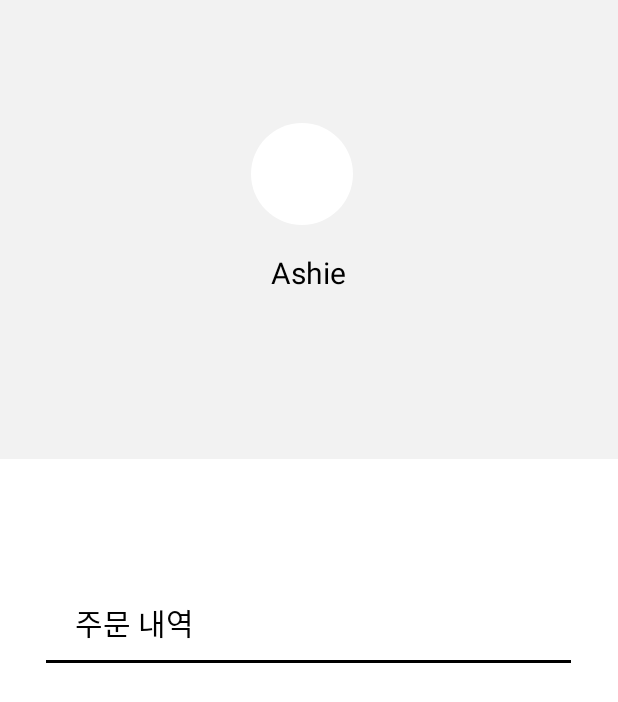
After one commit to ashlovesliitea/TraceAppProject_Daram, an Android app: the layout x_9.xml on its own in the app's theme, with its tools: preview values and no code run, on a phone screen of 412 x 824 dp. The commit adds this screen. Shown: the top 702 px of the screen. Run offline under Robolectric (Android 15) with nearby library versions, the phone set to English and light mode, and no system bars.

Commit message:
X_9 Layout

```diff
--- a/app/src/main/AndroidManifest.xml
+++ b/app/src/main/AndroidManifest.xml
@@ -8,7 +8,7 @@
         android:label="@string/app_name"
         android:roundIcon="@mipmap/ic_launcher_round"
         android:supportsRtl="true"
-        android:theme="@style/Theme.TraceAppProject_Daram">
+        android:theme="@style/Theme.AppCompat.NoActionBar">
         <activity android:name=".MainActivity">
             <intent-filter>
                 <action android:name="android.intent.action.MAIN" />
--- /dev/null
+++ b/app/src/main/res/drawable-v24/x9_ellipse_22.xml
@@ -0,0 +1,22 @@
+<vector
+    xmlns:android="http://schemas.android.com/apk/res/android"
+    android:width="68dp"
+    android:height="68dp"
+    android:viewportWidth="68"
+    android:viewportHeight="68"
+    >
+
+    <group>
+
+        <clip-path
+            android:pathData="M68 34C68 52.7777 52.7777 68 34 68C15.2223 68 0 52.7777 0 34C0 15.2223 15.2223 0 34 0C52.7777 0 68 15.2223 68 34Z"
+            />
+
+        <path
+            android:pathData="M0 0V68H68V0"
+            android:fillColor="#FFFFFF"
+            />
+
+    </group>
+
+</vector>
--- /dev/null
+++ b/app/src/main/res/drawable-v24/x9_rectangle_3.xml
@@ -0,0 +1,22 @@
+<vector
+    xmlns:android="http://schemas.android.com/apk/res/android"
+    android:width="375dp"
+    android:height="306dp"
+    android:viewportWidth="375"
+    android:viewportHeight="306"
+    >
+
+    <group>
+
+        <clip-path
+            android:pathData="M0 0H375V306H0V0Z"
+            />
+
+        <path
+            android:pathData="M0 0V306H375V0"
+            android:fillColor="#F2F2F2"
+            />
+
+    </group>
+
+</vector>
--- /dev/null
+++ b/app/src/main/res/drawable-v24/x_9.xml
@@ -0,0 +1,23 @@
+<vector
+    xmlns:android="http://schemas.android.com/apk/res/android"
+    xmlns:aapt="http://schemas.android.com/aapt"
+    android:width="375dp"
+    android:height="812dp"
+    android:viewportWidth="375"
+    android:viewportHeight="812"
+    >
+
+    <group>
+
+        <clip-path
+            android:pathData="M0 0H375V812H0V0Z"
+            />
+
+        <path
+            android:pathData="M0 0V812H375V0"
+            android:fillColor="#FFFFFF"
+            />
+
+    </group>
+
+</vector>
--- /dev/null
+++ b/app/src/main/res/layout/x_9.xml
@@ -0,0 +1,63 @@
+<?xml version="1.0" encoding="utf-8"?>
+<RelativeLayout
+    xmlns:android="http://schemas.android.com/apk/res/android"
+    android:id="@+id/x_9"
+    android:layout_width="fill_parent"
+    android:layout_height="fill_parent"
+    android:outlineProvider="background"
+    android:background="@drawable/x_9"
+    >
+
+    <View
+        android:id="@+id/rectangle_3"
+        android:layout_width="match_parent"
+        android:layout_height="306dp"
+        android:background="@drawable/x9_rectangle_3">
+    </View>
+
+    <ImageView
+        android:id="@+id/ellipse_22"
+        android:layout_width="68dp"
+        android:layout_height="68dp"
+        android:contentDescription="@string/X_9_name"
+        android:layout_alignParentLeft="true"
+        android:layout_alignParentStart="true"
+        android:layout_alignParentTop="true"
+        android:layout_marginLeft="167dp"
+        android:layout_marginStart="167dp"
+        android:layout_marginTop="82dp"
+        android:background="@drawable/x9_ellipse_22" />
+
+    <TextView
+        android:layout_width="wrap_content"
+        android:layout_height="wrap_content"
+        android:layout_centerHorizontal="true"
+        android:layout_marginTop="168dp"
+        android:textColor="@color/black"
+        android:textSize="20sp"
+        android:text="@string/X_9_id"/>
+
+
+    <TextView
+        android:layout_width="wrap_content"
+        android:layout_height="wrap_content"
+        android:text="@string/X_9_order"
+        android:textSize="20sp"
+        android:textColor="@color/black"
+        android:layout_marginTop="400dp"
+        android:layout_marginStart="50dp"
+        android:layout_marginLeft="50dp"
+        />
+    <View
+        android:layout_width="350dp"
+        android:layout_height="2dp"
+        android:background="@color/black"
+        android:layout_centerHorizontal="true"
+        android:layout_marginTop="440dp"
+        />
+    <ListView
+        android:layout_width="350dp"
+        android:layout_height="wrap_content"
+        android:layout_centerHorizontal="true"
+        android:layout_marginTop="460dp"/>
+</RelativeLayout>
--- a/app/src/main/res/values/strings.xml
+++ b/app/src/main/res/values/strings.xml
@@ -1,3 +1,10 @@
 <resources>
     <string name="app_name">TraceAppProject_Daram</string>
+    <string name="trace">Trace</string>
+    <string name="some_id">
+당신이 남길 발자국을 위하여
+</string>
+    <string name="X_9_id">Ashie</string>
+    <string name="X_9_order">주문 내역</string>
+    <string name="X_9_name">회원 사진</string>
 </resources>
```
